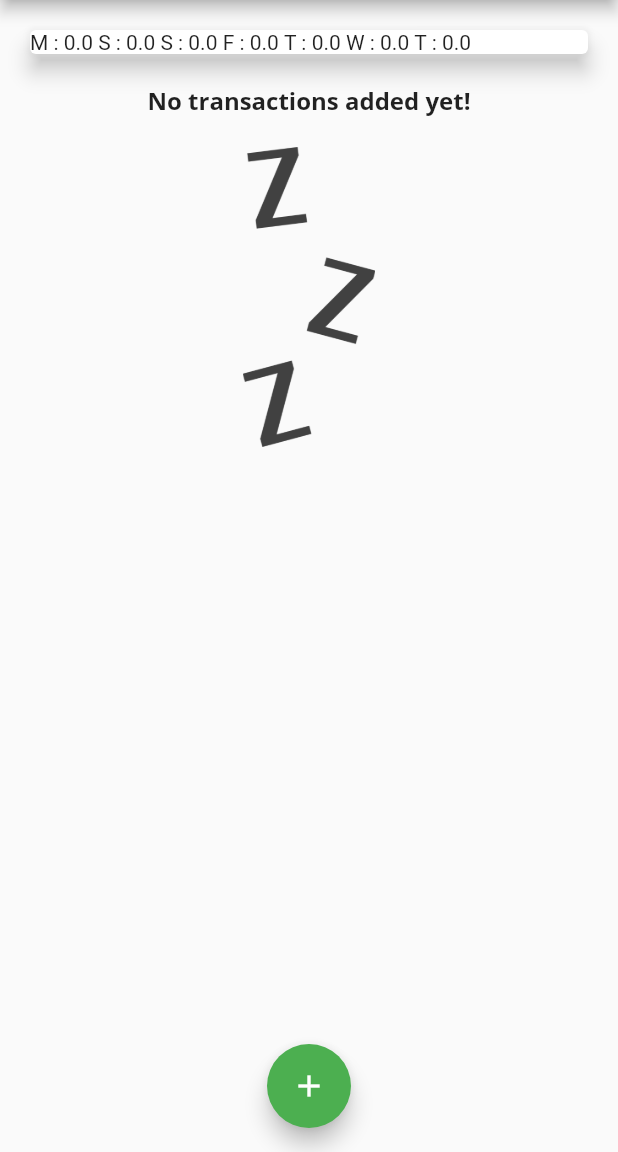
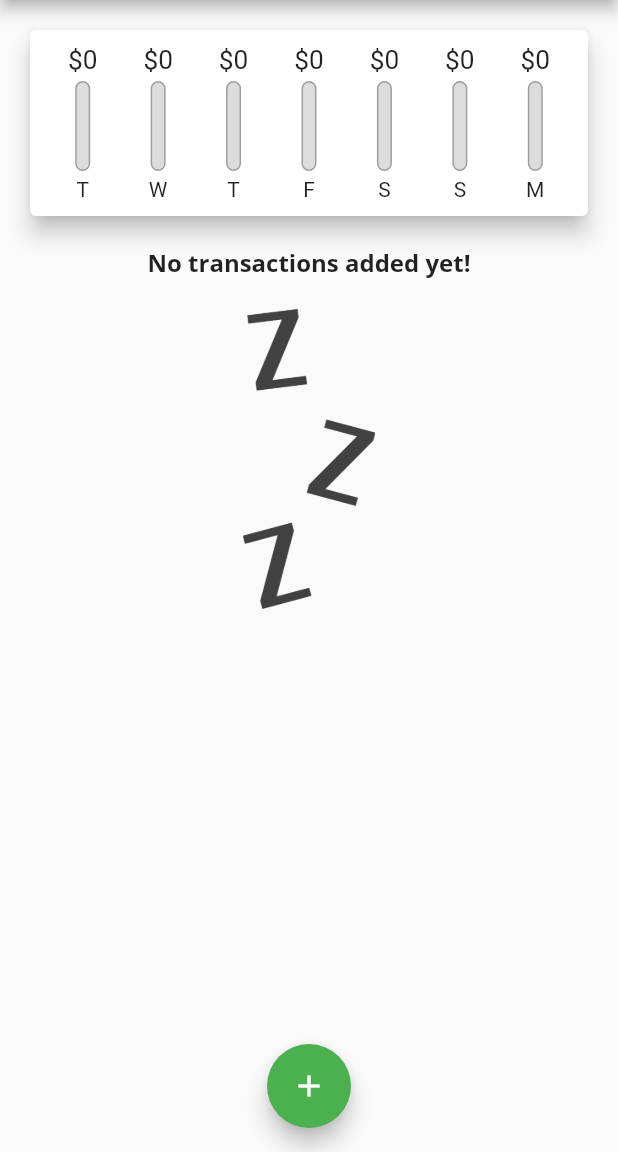
Before and after one commit to AlvaroBishop/personal_expenses_app_Flutter, a Flutter app: the screen it shows after launch, on a phone screen of 412 x 824 dp, the part 84-1236 px from its top. Run offline on Flutter 3.47's test engine with Material 2 defaults, Android fonts, the phone set to English and light mode, and no system bars; Roboto replaces fonts that are missing (Open Sans).

Commit message:
finish chart widget

```diff
--- a/lib/widgets/chart.dart
+++ b/lib/widgets/chart.dart
@@ -1,6 +1,7 @@
 import 'package:flutter/material.dart';
 import 'package:intl/intl.dart';
 import 'package:personal_expenses_app/models/transaction.dart';
+import 'package:personal_expenses_app/widgets/chart_bar.dart';
 
 class Chart extends StatelessWidget {
   final List<Transaction> recentTransactions;
@@ -21,10 +22,17 @@ class Chart extends StatelessWidget {
         }
       }
       return {
-        'day': DateFormat.E().format(weekDay).substring(0, 1),
+        'day': DateFormat.E().format(weekDay).substring(0, 1).toString(),
         'amount': totalSum
       };
-    });
+    }).reversed.toList();
+  }
+
+  double get totalSpending {
+    return groupedTransactionValues.fold(
+        0.0,
+        (previousValue, element) =>
+            previousValue + (element['amount'] as double));
   }
 
   const Chart({super.key, required this.recentTransactions});
@@ -34,11 +42,24 @@ class Chart extends StatelessWidget {
     return Card(
         elevation: 6,
         margin: const EdgeInsets.all(20),
+        child: Padding(
+          padding: EdgeInsets.all(10),
           child: Row(
+            mainAxisAlignment: MainAxisAlignment.spaceAround,
             children: groupedTransactionValues
-            .map((e) => Text('${e['day']} : ${e['amount']} '))
+                .map(
+                  (e) => Flexible(
+                    fit: FlexFit.tight,
+                    child: ChartBar(
+                        label: e['day'] as String,
+                        spendingAmount: e['amount'] as double,
+                        spendingPctOfTotal: totalSpending == 0.0
+                            ? 0.0
+                            : (e['amount'] as double) / totalSpending),
+                  ),
+                )
                 .toList(),
           ),
-    );
+        ));
   }
 }
--- /dev/null
+++ b/lib/widgets/chart_bar.dart
@@ -0,0 +1,55 @@
+import 'package:flutter/material.dart';
+
+class ChartBar extends StatelessWidget {
+  final String label;
+  final double spendingAmount;
+  final double spendingPctOfTotal;
+
+  const ChartBar(
+      {super.key,
+      required this.label,
+      required this.spendingAmount,
+      required this.spendingPctOfTotal});
+
+  @override
+  Widget build(BuildContext context) {
+    return Column(
+      children: [
+        Container(
+          height: 20,
+          child:
+              FittedBox(child: Text('\$${spendingAmount.toStringAsFixed(0)}')),
+        ),
+        const SizedBox(
+          height: 4,
+        ),
+        Container(
+          height: 60,
+          width: 10,
+          child: Stack(
+            children: [
+              Container(
+                decoration: BoxDecoration(
+                    border: Border.all(color: Colors.grey, width: 1.0),
+                    color: Color.fromRGBO(220, 220, 220, 1),
+                    borderRadius: BorderRadius.circular(10)),
+              ),
+              FractionallySizedBox(
+                heightFactor: spendingPctOfTotal,
+                child: Container(
+                  decoration: BoxDecoration(
+                      color: Theme.of(context).primaryColor,
+                      borderRadius: BorderRadius.circular(10)),
+                ),
+              )
+            ],
+          ),
+        ),
+        SizedBox(
+          height: 4,
+        ),
+        Text(label),
+      ],
+    );
+  }
+}
```
Also changed, not shown: lib/widgets/transactions_list.dart (+22 -24 lines). Lines whose indentation alone changed are shown as unchanged.
